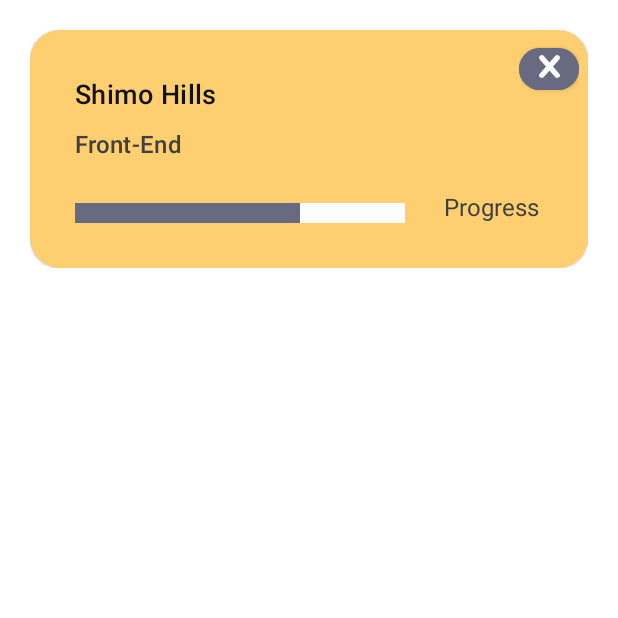
After one commit to NunoPereiraSousa/Dutify, an Android app: the fragment DashboardCard shown on its own in the app's theme, on a phone screen of 412 x 824 dp, the top half of it. The commit adds this screen. Run offline under Robolectric (Android 15) with nearby library versions, the phone set to English and light mode, and no system bars.

Commit message:
Design fixes ✓ + Welcome ✓ + Dashboard Design and Cards ✓ + Top Nav ✓

```diff
--- a/app/src/main/AndroidManifest.xml
+++ b/app/src/main/AndroidManifest.xml
@@ -12,7 +12,8 @@
         android:roundIcon="@mipmap/ic_launcher_round"
         android:supportsRtl="true"
         android:theme="@style/AppTheme">
-        <activity android:name=".Calendar"></activity>
+        <activity android:name=".Dashboard"></activity>
+        <activity android:name=".Calendar" />
         <activity android:name=".MotivationalSmsSection" />
         <activity android:name=".DashboardBoard" />
         <activity android:name=".Catalog" />
--- /dev/null
+++ b/app/src/main/java/com/example/dutify/DashboardCard.java
@@ -0,0 +1,64 @@
+package com.example.dutify;
+
+import android.os.Bundle;
+
+import androidx.fragment.app.Fragment;
+
+import android.view.LayoutInflater;
+import android.view.View;
+import android.view.ViewGroup;
+
+/**
+ * A simple {@link Fragment} subclass.
+ * Use the {@link DashboardCard#newInstance} factory method to
+ * create an instance of this fragment.
+ */
+public class DashboardCard extends Fragment {
+
+    // TODO: Rename parameter arguments, choose names that match
+    // the fragment initialization parameters, e.g. ARG_ITEM_NUMBER
+    private static final String ARG_PARAM1 = "param1";
+    private static final String ARG_PARAM2 = "param2";
+
+    // TODO: Rename and change types of parameters
+    private String mParam1;
+    private String mParam2;
+
+    public DashboardCard() {
+        // Required empty public constructor
+    }
+
+    /**
+     * Use this factory method to create a new instance of
+     * this fragment using the provided parameters.
+     *
+     * @param param1 Parameter 1.
+     * @param param2 Parameter 2.
+     * @return A new instance of fragment DashboardCard.
+     */
+    // TODO: Rename and change types and number of parameters
+    public static DashboardCard newInstance(String param1, String param2) {
+        DashboardCard fragment = new DashboardCard();
+        Bundle args = new Bundle();
+        args.putString(ARG_PARAM1, param1);
+        args.putString(ARG_PARAM2, param2);
+        fragment.setArguments(args);
+        return fragment;
+    }
+
+    @Override
+    public void onCreate(Bundle savedInstanceState) {
+        super.onCreate(savedInstanceState);
+        if (getArguments() != null) {
+            mParam1 = getArguments().getString(ARG_PARAM1);
+            mParam2 = getArguments().getString(ARG_PARAM2);
+        }
+    }
+
+    @Override
+    public View onCreateView(LayoutInflater inflater, ViewGroup container,
+                             Bundle savedInstanceState) {
+        // Inflate the layout for this fragment
+        return inflater.inflate(R.layout.fragment_dashboard_card, container, false);
+    }
+}
--- a/app/src/main/res/layout/activity_calendar.xml
+++ b/app/src/main/res/layout/activity_calendar.xml
@@ -26,7 +26,8 @@
             android:layout_width="match_parent"
             android:layout_height="?attr/actionBarSize"
             app:menu="@menu/calendar_top_menu"
-            app:title="Calendar" />
+            app:title="Calendar"
+            app:titleTextAppearance="@style/BottomNav" />
 
         <com.google.android.material.bottomnavigation.BottomNavigationView
             android:id="@+id/bottomNavigation"
--- /dev/null
+++ b/app/src/main/res/layout/fragment_dashboard_card.xml
@@ -0,0 +1,97 @@
+<?xml version="1.0" encoding="utf-8"?>
+<FrameLayout xmlns:android="http://schemas.android.com/apk/res/android"
+    xmlns:app="http://schemas.android.com/apk/res-auto"
+    xmlns:tools="http://schemas.android.com/tools"
+    android:layout_width="match_parent"
+    android:layout_height="wrap_content"
+    android:layout_margin="20dp"
+    tools:context=".DashboardCard">
+
+    <!-- TODO: Update blank fragment layout -->
+    <com.google.android.material.card.MaterialCardView
+        android:id="@+id/card"
+        android:layout_width="match_parent"
+        android:layout_height="wrap_content"
+        android:backgroundTint="@color/frontEndCard"
+        app:shapeAppearance="@style/Dashboard.MaterialCardView.Cut">
+
+        <RelativeLayout
+            android:layout_width="wrap_content"
+            android:layout_height="wrap_content"
+            android:padding="6dp"
+            android:layout_gravity="end">
+
+            <com.google.android.material.button.MaterialButton
+                android:id="@+id/enterCompanyButton"
+                style="@style/Widget.MaterialComponents.Button"
+                android:layout_width="40dp"
+                android:layout_height="40dp"
+                android:drawableTop="@drawable/ic_cross_x"
+                android:backgroundTint="@color/cardColor2"
+                android:textColor="@color/pTextColor5"
+                app:cornerRadius="100dp"/>
+
+        </RelativeLayout>
+
+        <LinearLayout
+            android:layout_width="match_parent"
+            android:layout_height="wrap_content"
+            android:orientation="vertical"
+            android:padding="30dp">
+
+            <TextView
+                android:layout_width="wrap_content"
+                android:layout_height="wrap_content"
+                android:text="@string/projectTileProfile"
+                android:textAppearance="?attr/textAppearanceHeadline6"
+                android:textColor="@color/colorPrimaryDark"
+                android:textSize="18sp" />
+
+            <TextView
+                android:layout_width="wrap_content"
+                android:layout_height="wrap_content"
+                android:text="@string/projectCategoryProfile"
+                android:textAppearance="?attr/textAppearanceHeadline6"
+                android:textColor="@color/darkGrey"
+                android:layout_marginTop="10dp"
+                android:textSize="16sp" />
+
+            <LinearLayout
+                android:layout_width="wrap_content"
+                android:layout_height="wrap_content"
+                android:layout_marginTop="20dp"
+                android:orientation="horizontal"
+                android:gravity="bottom">
+
+                <RelativeLayout
+                    android:layout_width="220dp"
+                    android:layout_height="wrap_content">
+
+                    <View
+                        android:layout_width="match_parent"
+                        android:layout_height="13dp"
+                        android:background="@color/pTextColor5" />
+
+                    <View
+                        android:layout_width="150dp"
+                        android:layout_height="13dp"
+                        android:background="@color/cardColor2" />
+
+                </RelativeLayout>
+
+                <TextView
+                    android:layout_width="wrap_content"
+                    android:layout_height="wrap_content"
+                    android:text="Progress"
+                    android:layout_marginLeft="26dp"
+                    android:textColor="@color/darkGrey"
+                    android:textSize="16sp"
+                    android:textFontWeight="600"/>
+
+            </LinearLayout>
+
+        </LinearLayout>
+
+    </com.google.android.material.card.MaterialCardView>
+
+</FrameLayout>
--- a/app/src/main/res/values/strings.xml
+++ b/app/src/main/res/values/strings.xml
@@ -59,4 +59,5 @@
     <string name="another_day">Another day,</string>
     <string name="another_grind">another grind.</string>
     <string name="hi">👋 Hi,&#160;</string>
+    <string name="dashboard_hello">Hello,</string>
 </resources>
--- a/app/src/main/res/values/styles.xml
+++ b/app/src/main/res/values/styles.xml
@@ -28,7 +28,14 @@
         <item name="cornerSizeBottomLeft">10dp</item>
     </style>
 
-    <!--Days todo card -->
+    <style name="Dashboard.MaterialCardView.Cut" parent="">
+        <item name="cornerFamily">rounded</item>
+        <item name="cornerSizeTopRight">20dp</item>
+        <item name="cornerSizeTopLeft">20dp</item>
+        <item name="cornerSizeBottomRight">20dp</item>
+        <item name="cornerSizeBottomLeft">20dp</item>
+    </style>
+
     <style name="ShapeAppearanceOverlay.MaterialCardView.Cut.TodayTaskCard" parent="">
         <item name="cornerFamily">rounded</item>
         <item name="cornerSizeTopRight">10dp</item>
@@ -64,9 +71,11 @@
         <item name="android:elevation">@dimen/design_appbar_elevation</item>
         <item name="android:background">?attr/colorPrimary</item>
         <item name="titleTextColor">?attr/colorOnPrimary</item>
-        <item name="android:textSize">9sp</item>
         <item name="subtitleTextColor">@color/material_on_primary_emphasis_medium</item>
-        <!-- Note: this theme overlay will only work if the style is applied directly to a Toolbar. -->
         <item name="android:theme">@style/ThemeOverlay.MaterialComponents.Toolbar.Primary</item>
     </style>
+
+    <style name="BottomNav">
+        <item name="android:textSize">16sp</item>
+    </style>
 </resources>
```
Also changed, not shown: app/src/main/java/com/example/dutify/Dashboard.java (added, +14 -0 lines), app/src/main/java/com/example/dutify/Login.java (+9 -0 lines), app/src/main/java/com/example/dutify/Welcome.java (+3 -8 lines), app/src/main/res/layout/activity_catalog.xml (+9 -0 lines), app/src/main/res/layout/activity_dashboard.xml (added, +105 -0 lines).
